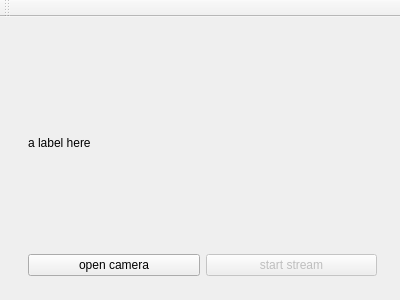
This is futures_pipeline/renderer/qt/CameraPipeline/mainwindow.ui in forevers/uvc-pipeline as Qt 5 draws it before an edit. The edited form follows.
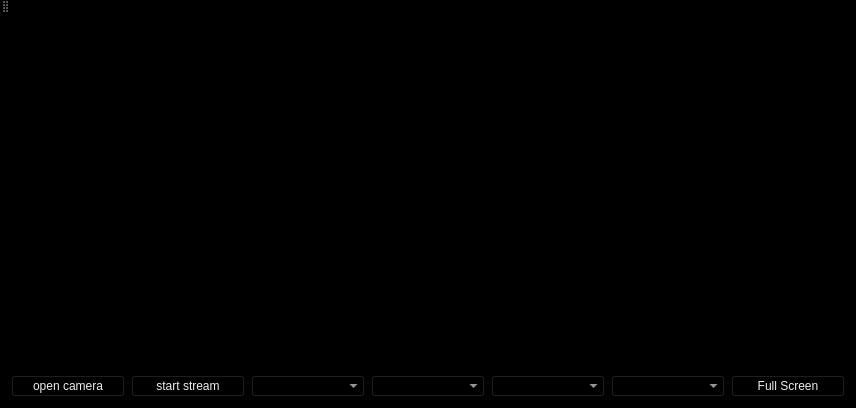
This is the edited form.

```diff
--- a/futures_pipeline/renderer/qt/CameraPipeline/mainwindow.ui
+++ b/futures_pipeline/renderer/qt/CameraPipeline/mainwindow.ui
@@ -6,35 +6,61 @@
    <rect>
     <x>0</x>
     <y>0</y>
-    <width>400</width>
-    <height>300</height>
+    <width>856</width>
+    <height>408</height>
    </rect>
   </property>
   <property name="windowTitle">
    <string>MainWindow</string>
   </property>
+  <property name="styleSheet">
+   <string notr="true">background-color: rgb(0, 0, 0);
+color: rgb(239, 41, 41);
+color: rgb(238, 238, 236);
+selection-background-color: rgb(211, 215, 207);
+alternate-background-color: rgb(186, 189, 182);
+border-color: rgb(211, 215, 207);
+selection-color: rgb(78, 154, 6);</string>
+  </property>
   <widget class="QWidget" name="centralWidget">
-   <widget class="QWidget" name="verticalLayoutWidget">
-    <property name="geometry">
-     <rect>
-      <x>17</x>
-      <y>9</y>
-      <width>371</width>
-      <height>261</height>
-     </rect>
-    </property>
-    <layout class="QVBoxLayout" name="verticalLayout" stretch="5,1">
+   <layout class="QGridLayout" name="gridLayout">
+    <item row="0" column="0">
+     <layout class="QVBoxLayout" name="verticalLayout" stretch="5,0">
      <item>
       <widget class="QLabel" name="previewLabel">
+        <property name="sizePolicy">
+         <sizepolicy hsizetype="Preferred" vsizetype="Preferred">
+          <horstretch>0</horstretch>
+          <verstretch>0</verstretch>
+         </sizepolicy>
+        </property>
+        <property name="minimumSize">
+         <size>
+          <width>1</width>
+          <height>1</height>
+         </size>
+        </property>
        <property name="text">
-        <string>a label here</string>
+         <string/>
+        </property>
+        <property name="scaledContents">
+         <bool>false</bool>
        </property>
       </widget>
      </item>
      <item>
-      <layout class="QHBoxLayout" name="horizontalLayout" stretch="0,0">
+       <layout class="QHBoxLayout" name="horizontalLayout" stretch="0,0,0,0,0,0,0">
+        <property name="sizeConstraint">
+         <enum>QLayout::SetMinimumSize</enum>
+        </property>
        <item>
         <widget class="QPushButton" name="openCloseCameraButton">
+          <property name="sizePolicy">
+           <sizepolicy hsizetype="Preferred" vsizetype="Preferred">
+            <horstretch>0</horstretch>
+            <verstretch>0</verstretch>
+           </sizepolicy>
+          </property>
          <property name="text">
           <string>open camera</string>
          </property>
@@ -43,17 +69,53 @@
        <item>
         <widget class="QPushButton" name="startStopButton">
          <property name="enabled">
-          <bool>false</bool>
+           <bool>true</bool>
          </property>
          <property name="text">
           <string>start stream</string>
          </property>
         </widget>
        </item>
+        <item>
+         <widget class="QComboBox" name="cameraComboBox">
+          <property name="sizeAdjustPolicy">
+           <enum>QComboBox::AdjustToContents</enum>
+          </property>
+         </widget>
+        </item>
+        <item>
+         <widget class="QComboBox" name="formatComboBox">
+          <property name="sizeAdjustPolicy">
+           <enum>QComboBox::AdjustToContents</enum>
+          </property>
+         </widget>
+        </item>
+        <item>
+         <widget class="QComboBox" name="resolutionComboBox">
+          <property name="sizeAdjustPolicy">
+           <enum>QComboBox::AdjustToContents</enum>
+          </property>
+         </widget>
+        </item>
+        <item>
+         <widget class="QComboBox" name="rateComboBox">
+          <property name="sizeAdjustPolicy">
+           <enum>QComboBox::AdjustToContents</enum>
+          </property>
+         </widget>
+        </item>
+        <item>
+         <widget class="QPushButton" name="fullScreenButton">
+          <property name="text">
+           <string>Full Screen</string>
+          </property>
+         </widget>
+        </item>
       </layout>
      </item>
     </layout>
-   </widget>
+    </item>
+   </layout>
   </widget>
   <widget class="QToolBar" name="mainToolBar">
    <attribute name="toolBarArea">
```
Lines whose indentation alone changed are shown as unchanged.
